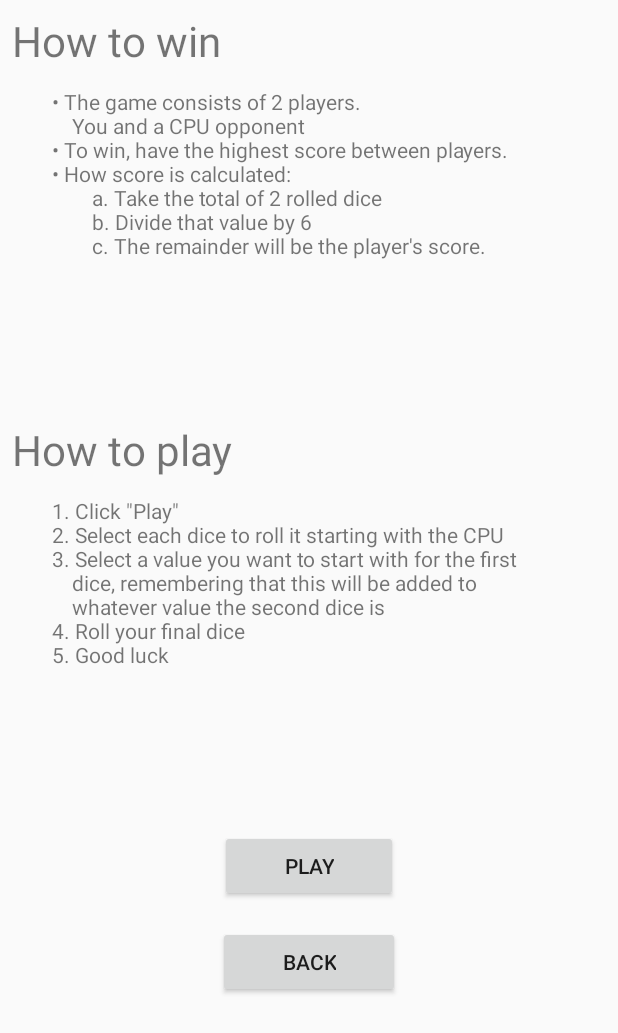
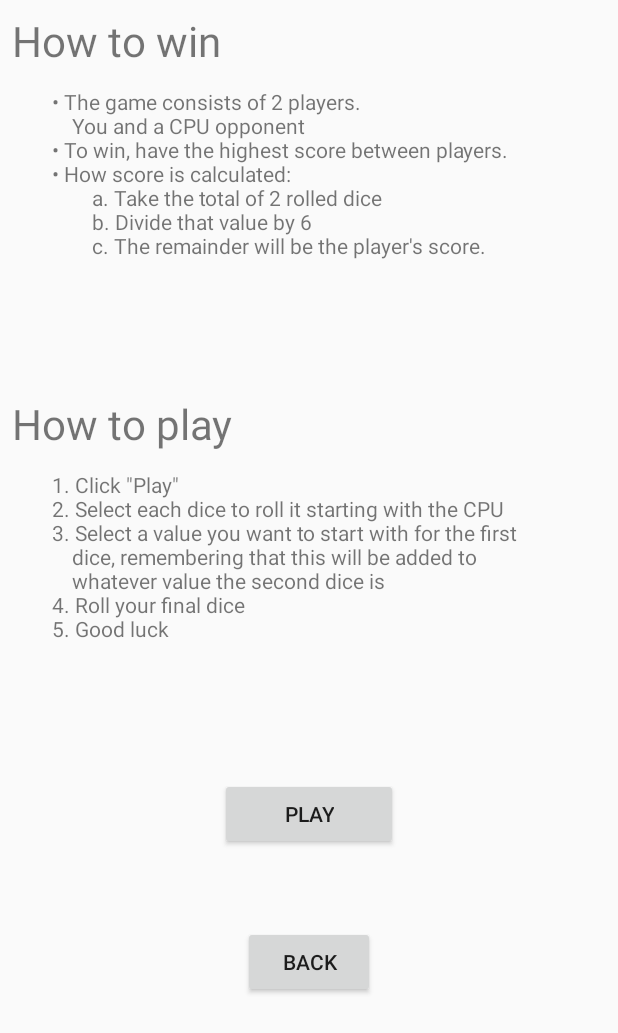
Before and after one commit to maxschlesinger/team06_hw1, an Android app: the HelpActivity screen opened directly, with no data from a screen before it, on a phone screen of 412 x 824 dp. Shown: the top 1033 px of the screen. Run offline under Robolectric (Android 15) with nearby library versions, the phone set to English and light mode, and no system bars.

Commit message:
Addressing Peer Review Comments
- And refactoring hardcoded dimensions

```diff
--- a/HW1_DiceGame/app/src/main/AndroidManifest.xml
+++ b/HW1_DiceGame/app/src/main/AndroidManifest.xml
@@ -31,7 +31,7 @@
             android:parentActivityName=".AboutActivity">
             <meta-data
                 android:name="android.support.PARENT_ACTIVITY"
-                android:value="edu.fullerton.csu.team06.hw1_dicegame.AboutActivity" />
+                android:value="edu.fullerton.csu.team06.hw1_dicegame.HomeActivity" />
         </activity>
 
     </application>
--- a/HW1_DiceGame/app/src/main/java/edu/fullerton/csu/team06/hw1_dicegame/HomeActivity.java
+++ b/HW1_DiceGame/app/src/main/java/edu/fullerton/csu/team06/hw1_dicegame/HomeActivity.java
@@ -42,7 +42,7 @@ public class HomeActivity extends AppCompatActivity implements OnClickListener {
             }
             case R.id.aboutButton: {
                 Intent intent = new Intent(this, AboutActivity.class);
-                startActivity(intent);
+                startActivityForResult(intent, 1);
                 break;
             }
             default: {
--- a/HW1_DiceGame/app/src/main/res/layout/activity_help.xml
+++ b/HW1_DiceGame/app/src/main/res/layout/activity_help.xml
@@ -14,14 +14,14 @@
 
     <TextView
         android:id="@+id/how_to_win"
-        android:layout_margin="12px"
+        android:layout_margin="@dimen/help_margin"
         android:layout_width="wrap_content"
         android:layout_height="wrap_content"
         android:layout_weight=".25"/>
 
     <TextView
         android:id="@+id/how_to_play"
-        android:layout_margin="12px"
+        android:layout_margin="@dimen/help_margin"
         android:layout_width="wrap_content"
         android:layout_height="wrap_content"
         android:layout_weight=".25"/>
@@ -31,8 +31,8 @@
         android:layout_width="wrap_content"
         android:layout_height="wrap_content"
         android:layout_gravity="center"
-        android:layout_margin="12px"
-        android:paddingHorizontal="42.5dp"
+        android:layout_margin="@dimen/help_margin"
+        android:paddingHorizontal="@dimen/help_padding"
         android:text="@string/play" />
 
         <Button
@@ -40,8 +40,7 @@
             android:layout_width="wrap_content"
             android:layout_height="wrap_content"
             android:layout_gravity="center"
-            android:layout_margin="12px"
-            android:paddingHorizontal="42.5dp"
+            android:layout_margin="@dimen/help_padding"
             android:text="@string/back" />
 
     </LinearLayout>
--- a/HW1_DiceGame/app/src/main/res/values/strings.xml
+++ b/HW1_DiceGame/app/src/main/res/values/strings.xml
@@ -23,6 +23,5 @@
         \n\n Aaron Thrasher
         \n Marshall Gendron
         \n Max Schlesinger
-        \n Mugendi Gitonga
-        </string>
+        \n Mugendi Gitonga</string>
 </resources>
```
Also changed, not shown: HW1_DiceGame/app/src/main/java/edu/fullerton/csu/team06/hw1_dicegame/AboutActivity.java (+4 -6 lines), HW1_DiceGame/app/src/main/res/layout/activity_about.xml (+5 -5 lines), HW1_DiceGame/app/src/main/res/layout/activity_home.xml (+7 -9 lines), HW1_DiceGame/app/src/main/res/values/dimens.xml (+10 -0 lines).
